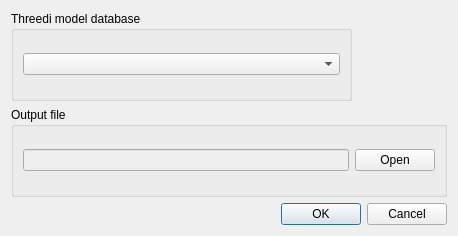
First picture: the form in tool_commands/schematisation_checker/view.ui, repository nens/threedi-results-analysis, before the edit.
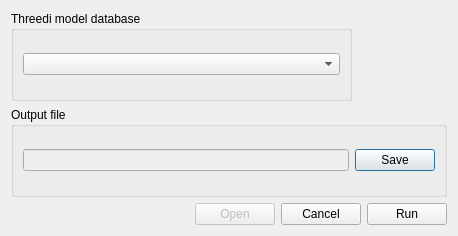
Second picture: the form after the edit.

Commit message:
Updated schematisation-checker dialog:
- Added extra button to open the results-file. The button gets enabled
  when you've run the schematisation-checker.
- Inform user about completion with status-bar message instead of popup.
- Renamed 'Ok' button to 'Run'.
- No longer close the dialog when pressing 'Run'.

Diff of the .ui file:
```diff
--- a/tool_commands/schematisation_checker/view.ui
+++ b/tool_commands/schematisation_checker/view.ui
@@ -50,7 +50,7 @@
         <item>
          <widget class="QPushButton" name="open_file_button">
           <property name="text">
-           <string>Open</string>
+           <string>Save</string>
           </property>
          </widget>
         </item>
@@ -60,14 +60,72 @@
     </widget>
    </item>
    <item>
-    <widget class="QDialogButtonBox" name="buttonBox">
-     <property name="orientation">
-      <enum>Qt::Horizontal</enum>
-     </property>
-     <property name="standardButtons">
-      <set>QDialogButtonBox::Cancel|QDialogButtonBox::Ok</set>
-     </property>
-    </widget>
+    <layout class="QHBoxLayout" name="horizontalLayout_control_buttons">
+     <item>
+      <spacer name="horizontalSpacer">
+       <property name="orientation">
+        <enum>Qt::Horizontal</enum>
+       </property>
+       <property name="sizeHint" stdset="0">
+        <size>
+         <width>40</width>
+         <height>20</height>
+        </size>
+       </property>
+      </spacer>
+     </item>
+     <item>
+      <widget class="QPushButton" name="open_result_button">
+       <property name="enabled">
+        <bool>false</bool>
+       </property>
+       <property name="sizePolicy">
+        <sizepolicy hsizetype="Fixed" vsizetype="Fixed">
+         <horstretch>0</horstretch>
+         <verstretch>0</verstretch>
+        </sizepolicy>
+       </property>
+       <property name="text">
+        <string>Open</string>
+       </property>
+       <property name="iconSize">
+        <size>
+         <width>16</width>
+         <height>16</height>
+        </size>
+       </property>
+      </widget>
+     </item>
+     <item>
+      <widget class="QPushButton" name="cancel_button">
+       <property name="sizePolicy">
+        <sizepolicy hsizetype="Fixed" vsizetype="Fixed">
+         <horstretch>0</horstretch>
+         <verstretch>0</verstretch>
+        </sizepolicy>
+       </property>
+       <property name="text">
+        <string>Cancel</string>
+       </property>
+      </widget>
+     </item>
+     <item>
+      <widget class="QPushButton" name="run_button">
+       <property name="sizePolicy">
+        <sizepolicy hsizetype="Fixed" vsizetype="Fixed">
+         <horstretch>0</horstretch>
+         <verstretch>0</verstretch>
+        </sizepolicy>
+       </property>
+       <property name="layoutDirection">
+        <enum>Qt::LeftToRight</enum>
+       </property>
+       <property name="text">
+        <string>Run</string>
+       </property>
+      </widget>
+     </item>
+    </layout>
    </item>
   </layout>
  </widget>
```
Left out of the diff: 41 changed lines with no effect on the pictures. The commit also changes 3 other files.
